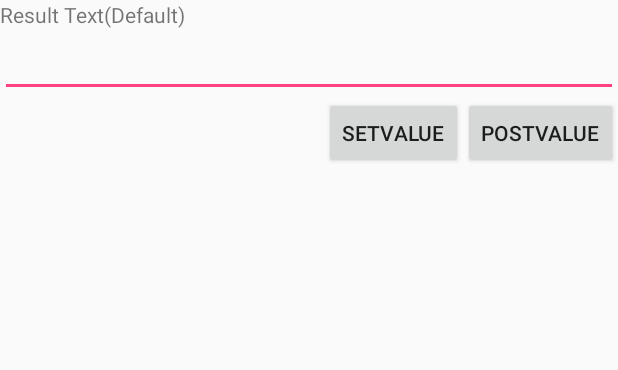
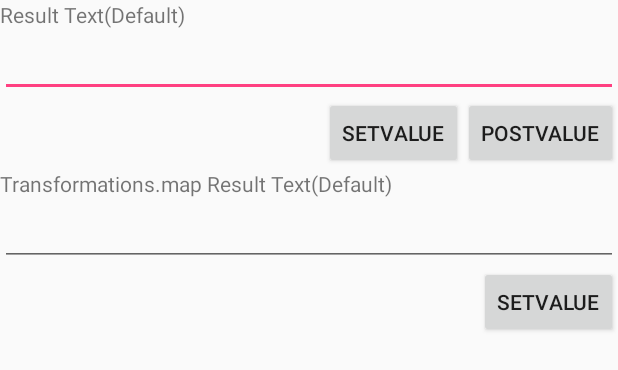
Before and after one commit to mag0716/AndroidArchitectureComponentsSample, an Android app: the layout activity_main.xml on its own in the app's theme, with its tools: preview values and no code run, on a phone screen of 412 x 824 dp. Shown: the top 370 px of the screen. Run offline under Robolectric (Android 15) with nearby library versions, the phone set to English and light mode, and no system bars.

Commit message:
Transformations#map のサンプルを実装

```diff
--- a/livedata/src/main/res/layout/activity_main.xml
+++ b/livedata/src/main/res/layout/activity_main.xml
@@ -49,4 +49,34 @@
         app:layout_constraintTop_toBottomOf="@id/value_edit_text"
         app:layout_constraintVertical_bias="0" />
 
+    <TextView
+        android:id="@+id/map_result_text"
+        android:layout_width="0dp"
+        android:layout_height="wrap_content"
+        android:text="Transformations.map Result Text(Default)"
+        app:layout_constraintLeft_toLeftOf="parent"
+        app:layout_constraintRight_toRightOf="parent"
+        app:layout_constraintTop_toBottomOf="@+id/set_value_button"
+        app:layout_constraintVertical_bias="0" />
+
+    <EditText
+        android:id="@+id/map_value_edit_text"
+        android:layout_width="0dp"
+        android:layout_height="wrap_content"
+        app:layout_constraintLeft_toLeftOf="parent"
+        app:layout_constraintRight_toRightOf="parent"
+        app:layout_constraintTop_toBottomOf="@id/map_result_text"
+        app:layout_constraintVertical_bias="0" />
+
+    <Button
+        android:id="@+id/map_set_value_button"
+        android:layout_width="wrap_content"
+        android:layout_height="wrap_content"
+        android:text="setValue"
+        app:layout_constraintBottom_toBottomOf="parent"
+        app:layout_constraintHorizontal_bias="1"
+        app:layout_constraintLeft_toLeftOf="parent"
+        app:layout_constraintRight_toRightOf="parent"
+        app:layout_constraintTop_toBottomOf="@id/map_value_edit_text"
+        app:layout_constraintVertical_bias="0" />
 </android.support.constraint.ConstraintLayout>
```
Also changed, not shown: livedata/src/main/java/com/github/mag0716/arch/livedatasample/MainActivity.java (+54 -10 lines).
